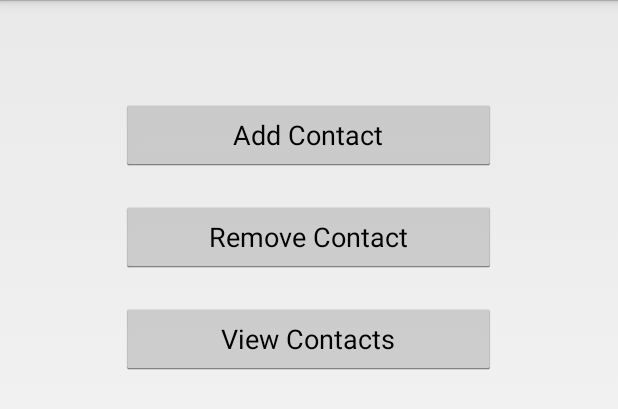
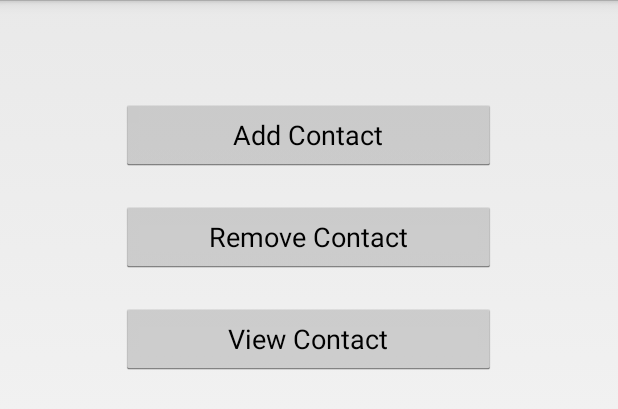
Before and after one commit to Abhi728/McHacks-EpDetect, an Android app: the fragment MainMenu shown on its own in the app's theme, after a tap on "Add Contact", on a phone screen of 412 x 824 dp, the part 72-481 px from its top. Run offline under Robolectric (Android 15) with nearby library versions, the phone set to English and light mode, and no system bars; 2 statements that could not run were skipped.

Commit message:
getting contact info

```diff
--- /dev/null
+++ b/app/src/main/java/Fragments/AddContact.java
@@ -0,0 +1,54 @@
+package Fragments;
+
+import android.os.Bundle;
+import android.app.Fragment;
+import android.view.LayoutInflater;
+import android.view.View;
+import android.view.ViewGroup;
+import android.widget.Button;
+import android.widget.EditText;
+import android.widget.Toast;
+
+import com.nuance.speechkitsample.R;
+
+import java.util.ArrayList;
+
+
+public class AddContact extends Fragment {
+
+    private EditText contactName, contactNumber;
+    private Button submitButton;
+    private ArrayList<Contact> contactList = new ArrayList<Contact>();
+    private View root;
+
+    @Override
+    public void onCreate(Bundle savedInstanceState) {
+        super.onCreate(savedInstanceState);
+    }
+
+    @Override
+    public View onCreateView(LayoutInflater inflater, ViewGroup container, Bundle savedInstanceState) {
+
+         root = inflater.inflate(R.layout.add_contact, container, false);
+
+        contactName = (EditText) root.findViewById(R.id.editText);
+        contactNumber = (EditText) root.findViewById(R.id.editText2);
+        submitButton = (Button) root.findViewById(R.id.submitContactButton);
+
+        submitButton.setOnClickListener(new View.OnClickListener() {
+            @Override
+            public void onClick(View v) {
+                String name = contactName.getText().toString();
+                String number = contactNumber.getText().toString();
+
+                if (!name.isEmpty() && !number.isEmpty()) {
+                    Contact c = new Contact(name, number);
+                    contactList.add(c);
+                    Toast.makeText(root.getContext(), "Contact successfully add!", Toast.LENGTH_SHORT);
+                }
+            }
+        });
+
+        return root;
+    }
+}
--- /dev/null
+++ b/app/src/main/java/Fragments/FragmentSettings.java
@@ -0,0 +1,8 @@
+package Fragments;
+
+import android.app.Fragment;
+
+public interface FragmentSettings {
+
+    void createFragment(Fragment fragment);
+}
--- a/app/src/main/java/Fragments/MainMenu.java
+++ b/app/src/main/java/Fragments/MainMenu.java
@@ -1,16 +1,21 @@
 package Fragments;
 
 import android.app.Fragment;
+import android.content.Intent;
 import android.os.Bundle;
 import android.view.LayoutInflater;
 import android.view.View;
 import android.view.ViewGroup;
 import android.widget.Button;
 
+import com.nuance.speechkitsample.MainActivityEP;
 import com.nuance.speechkitsample.R;
+import com.nuance.speechkitsample.TTSActivity;
 
 
 public class MainMenu extends Fragment {
+
+    private FragmentSettings mFragmentSettings;
 
     @Override
     public void onCreate(Bundle savedInstanceState) {
@@ -20,16 +25,39 @@ public class MainMenu extends Fragment {
     @Override
     public View onCreateView(LayoutInflater inflater, ViewGroup container, Bundle savedInstanceState) {
         // Inflate the layout for this fragment
+        mFragmentSettings = (FragmentSettings) getActivity();
         View root = inflater.inflate(R.layout.main_menu, container, false);
-        Button b1 = (Button) root.findViewById(R.id.button);
-        Button b2 = (Button) root.findViewById(R.id.button2);
-        Button b3 = (Button) root.findViewById(R.id.button3);
-        Button b4 = (Button) root.findViewById(R.id.button4);
+        Button addContactButton = (Button) root.findViewById(R.id.addContactButton);
+        Button removeContactButton = (Button) root.findViewById(R.id.removeContactButton);
+        Button viewContactButton = (Button) root.findViewById(R.id.viewContactButton);
+        Button triggerButton = (Button) root.findViewById(R.id.triggerButton);
 
-        b1.setOnClickListener(new View.OnClickListener() {
+        addContactButton.setOnClickListener(new View.OnClickListener() {
             @Override
             public void onClick(View v) {
-                //((MainActivity)getActivity()).createFragment(new Notification());
+                mFragmentSettings.createFragment(new AddContact());
+            }
+        });
+
+        removeContactButton.setOnClickListener(new View.OnClickListener() {
+            @Override
+            public void onClick(View v) {
+                ((MainActivityEP)getActivity()).createFragment(new AddContact());
+            }
+        });
+
+        viewContactButton.setOnClickListener(new View.OnClickListener() {
+            @Override
+            public void onClick(View v) {
+                ((MainActivityEP)getActivity()).createFragment(new AddContact());
+            }
+        });
+
+        triggerButton.setOnClickListener(new View.OnClickListener() {
+            @Override
+            public void onClick(View v) {
+                Intent myIntent = new Intent(getActivity(), TTSActivity.class);
+                getActivity().startActivity(myIntent);
             }
         });
 
--- a/app/src/main/java/com/nuance/speechkitsample/ASRActivity.java
+++ b/app/src/main/java/com/nuance/speechkitsample/ASRActivity.java
@@ -164,7 +164,7 @@ public class ASRActivity extends DetailActivity implements View.OnClickListener
         public void onSuccess(Transaction transaction, String s) {
             logs.append("\nonSuccess");
 
-            //Notification of a successful transaction. Nothing to do here.
+            //AddContact of a successful transaction. Nothing to do here.
         }
 
         @Override
--- a/app/src/main/java/com/nuance/speechkitsample/MainActivityEP.java
+++ b/app/src/main/java/com/nuance/speechkitsample/MainActivityEP.java
@@ -4,9 +4,10 @@ import android.app.Fragment;
 import android.os.Bundle;
 import android.app.Activity;
 
+import Fragments.FragmentSettings;
 import Fragments.MainMenu;
 
-public class MainActivityEP extends Activity {
+public class MainActivityEP extends Activity implements FragmentSettings {
 
     @Override
     protected void onCreate(Bundle savedInstanceState) {
@@ -19,4 +20,17 @@ public class MainActivityEP extends Activity {
     public void createFragment(Fragment f) {
         getFragmentManager().beginTransaction().replace(R.id.contentFrame, f).addToBackStack(null).commit();
     }
+
+    @Override
+    public void onBackPressed ()
+    {
+        Fragment fragment = getFragmentManager().findFragmentById(R.id.contentFrame);
+
+        if (getFragmentManager().getBackStackEntryCount() > 0 && !(fragment instanceof MainMenu))
+            getFragmentManager().popBackStack ();
+        else {
+            android.os.Process.killProcess(android.os.Process.myPid());
+            //super.onBackPressed();
+        }
+    }
 }
--- a/app/src/main/java/com/nuance/speechkitsample/NLUActivity.java
+++ b/app/src/main/java/com/nuance/speechkitsample/NLUActivity.java
@@ -190,7 +190,7 @@ public class NLUActivity extends DetailActivity implements View.OnClickListener
         public void onSuccess(Transaction transaction, String s) {
             logs.append("\nonSuccess");
 
-            //Notification of a successful transaction. Nothing to do here.
+            //AddContact of a successful transaction. Nothing to do here.
         }
 
         @Override
--- a/app/src/main/java/com/nuance/speechkitsample/TextNLUActivity.java
+++ b/app/src/main/java/com/nuance/speechkitsample/TextNLUActivity.java
@@ -142,7 +142,7 @@ public class TextNLUActivity extends DetailActivity implements View.OnClickListe
         public void onSuccess(Transaction transaction, String s) {
             logs.append("\nonSuccess");
 
-            //Notification of a successful transaction. Nothing to do here.
+            //AddContact of a successful transaction. Nothing to do here.
             setState(State.IDLE);
         }
 
--- a/app/src/main/res/layout/main_menu.xml
+++ b/app/src/main/res/layout/main_menu.xml
@@ -9,31 +9,31 @@
     <Button
         android:layout_width="250dp"
         android:layout_height="wrap_content"
-        android:text="Add Contact"
-        android:id="@+id/button"
+        android:text="@string/add_contact"
+        android:id="@+id/addContactButton"
         android:layout_gravity="center_horizontal" />
 
     <Button
         android:layout_width="250dp"
         android:layout_height="wrap_content"
-        android:text="Remove Contact"
-        android:id="@+id/button2"
+        android:text="@string/remove_contact"
+        android:id="@+id/removeContactButton"
         android:layout_marginTop="20dp"
         android:layout_gravity="center_horizontal" />
 
     <Button
         android:layout_width="250dp"
         android:layout_height="wrap_content"
-        android:text="View Contacts"
-        android:id="@+id/button3"
+        android:text="@string/view_contact"
+        android:id="@+id/viewContactButton"
         android:layout_marginTop="20dp"
         android:layout_gravity="center_horizontal" />
 
     <Button
         android:layout_width="250dp"
         android:layout_height="wrap_content"
-        android:text="Trigger"
-        android:id="@+id/button4"
+        android:text="@string/trigger"
+        android:id="@+id/triggerButton"
         android:layout_marginTop="20dp"
         android:layout_gravity="center_horizontal" />
 </LinearLayout>
--- a/app/src/main/res/values/strings.xml
+++ b/app/src/main/res/values/strings.xml
@@ -67,4 +67,14 @@
     <string name="about_components">This application was tested with:&lt;br /&gt;</string>
     <string name="bullet_point">\u2022 </string>
 
+    <string name="add_contact_title">Add Contact Information</string>
+    <string name="enter_contact_name">Enter Contact Name</string>
+    <string name="enter_contact_number">Enter Contact Number</string>
+    <string name="add_button">Add</string>
+
+    <string name="add_contact">Add Contact</string>
+    <string name="remove_contact">Remove Contact</string>
+    <string name="view_contact">View Contact</string>
+    <string name="trigger">Trigger</string>
+
 </resources>
```
Also changed, not shown: app/src/main/AndroidManifest.xml (+10 -14 lines), app/src/main/java/Fragments/Contact.java (added, +20 -0 lines), app/src/main/java/Fragments/Notification.java (deleted, +0 -25 lines), app/src/main/java/com/nuance/speechkitsample/TTSActivity.java (+17 -4 lines), app/src/main/res/layout/add_contact.xml (+12 -5 lines).
